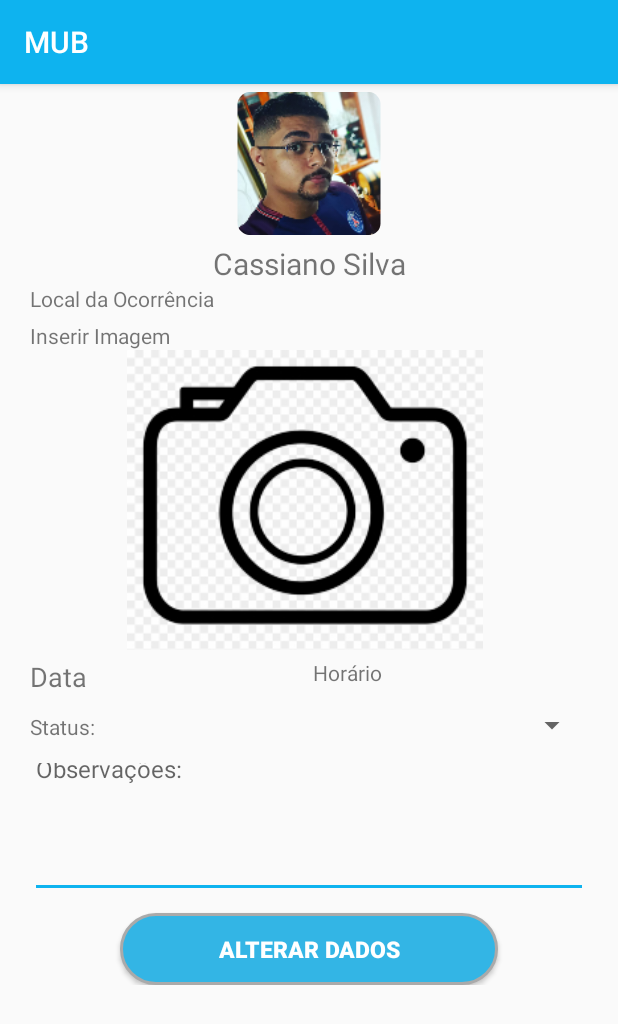
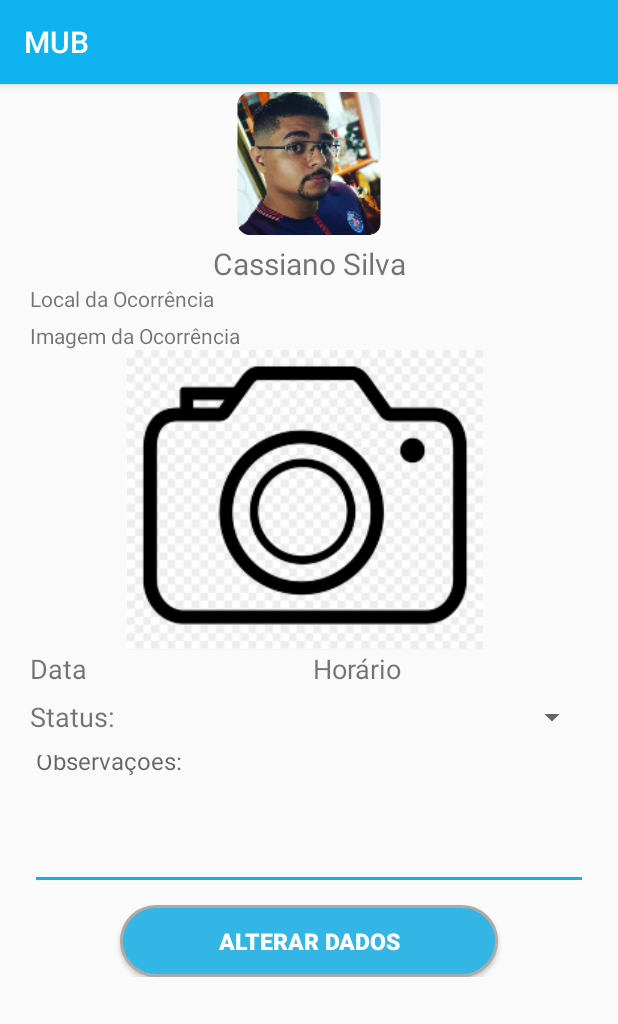
Before and after one commit to CassianoPersil/MUB3, an Android app: the AlterarOcorrencia screen opened directly, with no data from a screen before it, on a phone screen of 412 x 824 dp. Shown: the top 1024 px of the screen. Run offline under Robolectric (Android 15) with nearby library versions, the phone set to English and light mode, and no system bars.

Commit message:
Alterações na tela de alterar, inserir ocorrencia e menu usuario

```diff
--- a/app/src/main/res/layout/activity_alterar_ocorrencia.xml
+++ b/app/src/main/res/layout/activity_alterar_ocorrencia.xml
@@ -96,7 +96,6 @@
             <LinearLayout
                 android:layout_width="wrap_content"
                 android:layout_height="wrap_content"
-                android:layout_marginTop="5dp"
                 android:layout_marginRight="5dp"
                 android:gravity="center"
                 android:orientation="horizontal">
@@ -115,7 +114,8 @@
                     android:layout_width="200dp"
                     android:layout_height="30dp"
                     android:layout_weight="1"
-                    android:text="@string/Texto_Horario_Ocorrencia" />
+                    android:text="@string/Texto_Horario_Ocorrencia"
+                    android:textSize="18sp" />
 
             </LinearLayout>
 
@@ -129,13 +129,15 @@
                     android:layout_width="5dp"
                     android:layout_height="wrap_content"
                     android:layout_weight="1"
-                    android:text="@string/Texto_Status_Ocorrencia" />
+                    android:text="@string/Texto_Status_Ocorrencia"
+                    android:textSize="18sp" />
 
                 <TextView
                     android:id="@+id/ctStatusOcorrencia"
                     android:layout_width="5dp"
                     android:layout_height="wrap_content"
-                    android:layout_weight="1" />
+                    android:layout_weight="1"
+                    android:textSize="18sp" />
 
                 <Spinner
                     android:id="@+id/spinnerStatus"
--- a/app/src/main/res/layout/activity_inserir_ocorrencia.xml
+++ b/app/src/main/res/layout/activity_inserir_ocorrencia.xml
@@ -17,14 +17,13 @@
         <LinearLayout
             android:layout_width="match_parent"
             android:layout_height="wrap_content"
-            android:layout_marginTop="10dp"
             android:orientation="vertical">
 
             <EditText
                 android:id="@+id/ctNomeUsuOco"
                 android:layout_width="match_parent"
                 android:layout_height="wrap_content"
-                android:layout_marginTop="20dp"
+                android:layout_marginTop="10dp"
                 android:ems="10"
                 android:hint="@string/Texto_Nome_Usuario_Ocorrencia"
                 android:inputType="textPersonName" />
@@ -122,7 +121,6 @@
                 android:layout_width="match_parent"
                 android:layout_height="180dp"
                 android:layout_marginTop="10dp"
-                android:background="@color/ic_launcher_background"
                 app:srcCompat="@drawable/iconcameraoco" />
 
         </LinearLayout>
--- a/app/src/main/res/layout/activity_usuario_menu.xml
+++ b/app/src/main/res/layout/activity_usuario_menu.xml
@@ -111,7 +111,8 @@
                     android:id="@+id/ctCpf"
                     android:layout_width="270dp"
                     android:layout_height="wrap_content"
-                    android:layout_marginRight="60dp"
+                    android:layout_gravity="center"
+                    android:layout_marginRight="24dp"
                     android:layout_marginBottom="5dp"
                     android:ems="10"
                     android:hint="CPF"
--- a/app/src/main/res/values/strings.xml
+++ b/app/src/main/res/values/strings.xml
@@ -39,7 +39,7 @@
     <string name="Texto_Recuperação_Senha">Informe seu Email para que possamos realizar o processo de recuperação de senha.</string>
     <string name="Texto_Botao_Recuperar_Senha">Enviar</string>
     <string name="Texto_Local_Ocorrencia">Local da Ocorrência</string>
-    <string name="Imagem_Ocorrência">Inserir Imagem</string>
+    <string name="Imagem_Ocorrência">Imagem da Ocorrência</string>
     <string name="Texto_Data_Ocorrencia_Postadada">Data</string>
     <string name="Texto_Horario_Ocorrencia">Horário</string>
     <string name="Texto_Status_Ocor">Status:</string>
```
